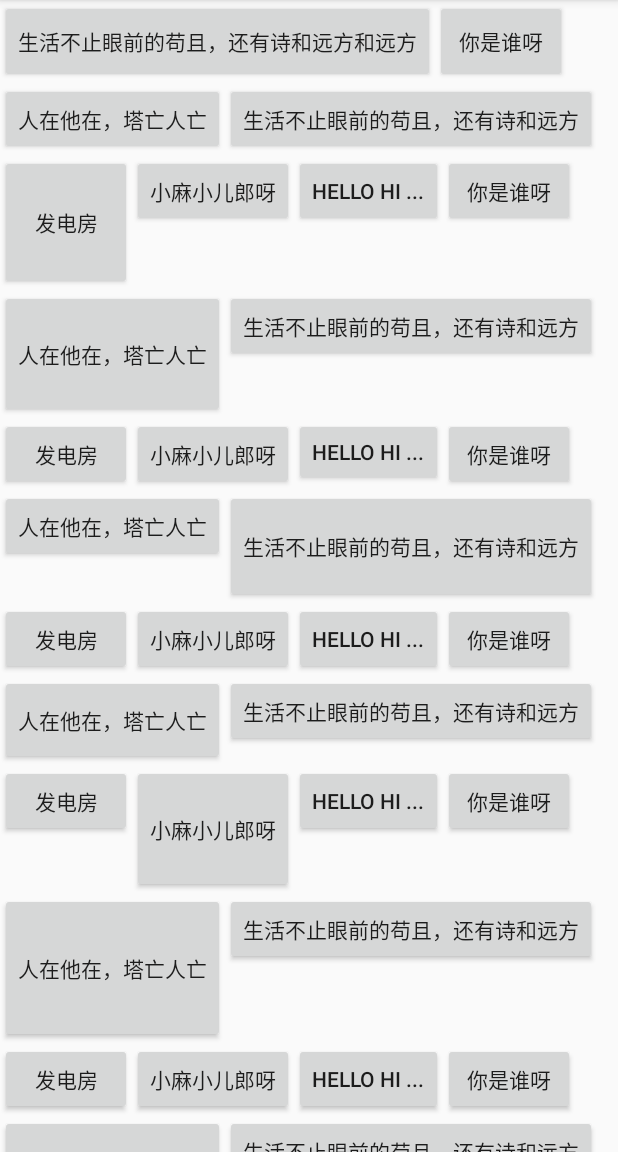
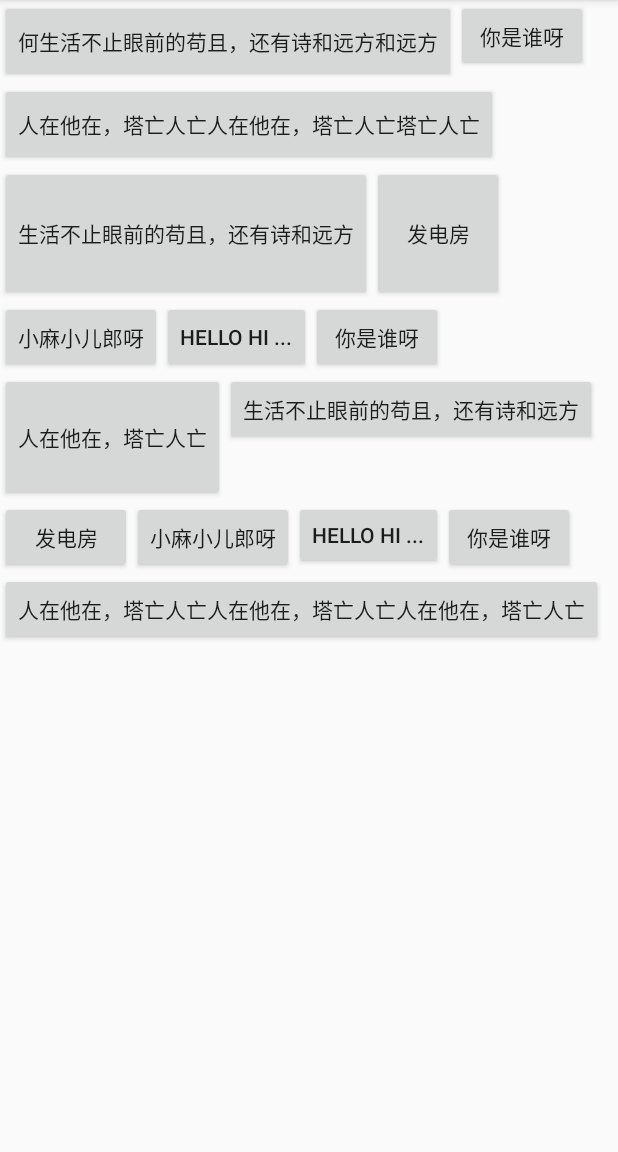
Before and after one commit to hezijie1234/FrameWorkSource_3, an Android app: the TestViewActivity2 screen opened directly, with no data from a screen before it, on a phone screen of 412 x 824 dp, the part 84-1236 px from its top. Run offline under Robolectric (Android 15) with nearby library versions, the phone set to English and light mode, and no system bars.

Commit message:
流式布局-4

```diff
--- a/customview/src/main/java/com/zijie/customview/HZJFlowLayout.java
+++ b/customview/src/main/java/com/zijie/customview/HZJFlowLayout.java
@@ -7,10 +7,12 @@ import android.util.AttributeSet;
 import android.view.View;
 import android.view.ViewGroup;
 
+import java.util.ArrayList;
 import java.util.List;
 
 /**
  * Created by hezijie on 2019/6/28.
+ *
  */
 
 public class HZJFlowLayout extends ViewGroup {
@@ -19,6 +21,8 @@ public class HZJFlowLayout extends ViewGroup {
     private List<View> lineViewList;
     //行的集合
     private List<List<View>> lines;
+
+    private List<Integer> lineLength;
 
     public HZJFlowLayout(Context context) {
         super(context);
@@ -44,16 +48,107 @@ public class HZJFlowLayout extends ViewGroup {
         int parentWidth = MeasureSpec.getSize(widthMeasureSpec);
         int heightMode = MeasureSpec.getMode(heightMeasureSpec);
         int parentHeight = MeasureSpec.getSize(heightMeasureSpec);
+        //当前的行宽
+        int currentWidth = 0;
+        //当前的行高
+        int currentHeight  = 0;
+        //用来保存子view向父布局请求的最大宽度和高度。
+        int height = 0;
+        int width = 0;
+        //每一次测量都需要更新行的数据
+        lines = new ArrayList<>();
+        lineLength = new ArrayList<>();
+        lineViewList = new ArrayList<>();
         int childCount = getChildCount();
         for (int i = 0; i < childCount; i++) {
             View childAt = getChildAt(i);
-            measureChild(childAt,widthMeasureSpec,heightMeasureSpec);
+            LayoutParams layoutParams = childAt.getLayoutParams();
+            //测量子view
+            if (layoutParams.height == LayoutParams.MATCH_PARENT){ //子view的高度参数为march_parent时，将其修改掉先按照wrap_content的高度来计算
+                int childWidthSpec = getChildMeasureSpec(widthMeasureSpec, 0, layoutParams.width);
+                int childHeightSpec = getChildMeasureSpec(heightMeasureSpec, 0, LayoutParams.WRAP_CONTENT);
+                childAt.measure(childWidthSpec,childHeightSpec);
+            }else {
+                measureChild(childAt,widthMeasureSpec,heightMeasureSpec);
+            }
 
+            //如果当前行的宽度+下一个子view的宽度大于父布局的宽度，则需要换行。
+            if (currentWidth + childAt.getMeasuredWidth() > parentWidth){
+                //在换行之前确定宽度的最大值
+                width = Math.max(width,currentWidth);
+                //换行之前确定所有行的高度和
+                height += currentHeight;
+                //在换行之前报错行的最高高度
+                lineLength.add(currentHeight);
+                //换行时保存这一行的view数据
+                lines.add(lineViewList);
+
+                //重新初始化一个容器来存储下一行
+                lineViewList = new ArrayList<>();
+                //换行了也要给下一行的容器添加这个view
+                lineViewList.add(childAt);
+                //这时需要重新初始化当前的行高和宽
+                if (layoutParams.height != LayoutParams.MATCH_PARENT){
+                    currentHeight = childAt.getMeasuredHeight();
+                }
+
+                currentWidth = childAt.getMeasuredWidth();
+            }else {//不需要换行时
+                lineViewList.add(childAt);
+                if (layoutParams.height != LayoutParams.MATCH_PARENT){
+                    currentHeight = Math.max(currentHeight,childAt.getMeasuredHeight());
+                }
+                currentWidth += childAt.getMeasuredWidth();
+            }
+            //处理最后一行数据（通过最后一个view来判断这时最后一行）
+            if (i == childCount - 1){
+                width = Math.max(width,currentWidth);
+                height += currentHeight;
+                lineLength.add(currentHeight);
+                lines.add(lineViewList);
+            }
+        }
+
+        //在这里对子view中高度为match_parent的进行重新处理（按照同一行的其他子view的最大高度来计算）
+        reMeasureChild(widthMeasureSpec,heightMeasureSpec);
+
+        //这里需要重新测量父布局的宽度和高度
+        setMeasuredDimension(widthMode == MeasureSpec.EXACTLY ? parentWidth : width,heightMode == MeasureSpec.EXACTLY ? parentHeight : height);
+    }
+
+    private void reMeasureChild(int widthMeasureSpec, int heightMeasureSpec) {
+
+        for (int i = 0; i < lines.size(); i++) {
+            List<View> views = lines.get(i);
+            for (int j = 0; j < views.size(); j++) {
+                View view = views.get(j);
+                LayoutParams layoutParams = view.getLayoutParams();
+                if (layoutParams.height == LayoutParams.MATCH_PARENT){
+                    int childWidthSpec = getChildMeasureSpec(widthMeasureSpec, 0, layoutParams.width);
+                    int childHeightSpec = getChildMeasureSpec(heightMeasureSpec, 0, lineLength.get(i));
+                    view.measure(childWidthSpec,childHeightSpec);
+                }
+            }
         }
     }
 
     @Override
     protected void onLayout(boolean changed, int l, int t, int r, int b) {
-
+        int currentX = 0;
+        int currentY = 0;
+        for (int i = 0; i < lines.size(); i++) {
+            List<View> views = lines.get(i);
+            for (int j = 0; j < views.size(); j++) {
+                View view = views.get(j);
+                int left = currentX;
+                int top = currentY;
+                int right = left + view.getMeasuredWidth();
+                int bottom = top + view.getMeasuredHeight();
+                view.layout(left,top,right,bottom);
+                currentX += view.getMeasuredWidth();
+            }
+            currentY += lineLength.get(i);
+            currentX = 0;
+        }
     }
 }
--- a/customview/src/main/res/layout/activity_flow.xml
+++ b/customview/src/main/res/layout/activity_flow.xml
@@ -1,39 +1,28 @@
 <?xml version="1.0" encoding="utf-8"?>
-<!--<ScrollView xmlns:android="http://schemas.android.com/apk/res/android"-->
-    <!--xmlns:app="http://schemas.android.com/apk/res-auto"-->
-    <!--android:layout_width="match_parent"-->
-    <!--android:layout_height="wrap_content"-->
-    <!--xmlns:tools="http://schemas.android.com/tools">-->
-<LinearLayout xmlns:android="http://schemas.android.com/apk/res/android"
-    xmlns:app="http://schemas.android.com/apk/res-auto"
-    xmlns:tools="http://schemas.android.com/tools"
+<FrameLayout xmlns:android="http://schemas.android.com/apk/res/android"
     android:layout_width="match_parent"
-    android:orientation="vertical"
-    android:layout_height="match_parent">
+    android:layout_height="match_parent"
+    android:orientation="vertical">
 
-
-    <com.zijie.customview.FlowLayout2 xmlns:android="http://schemas.android.com/apk/res/android"
-        xmlns:app="http://schemas.android.com/apk/res-auto"
-        xmlns:tools="http://schemas.android.com/tools"
+    <com.zijie.customview.HZJFlowLayout
         android:layout_width="wrap_content"
-        android:layout_height="wrap_content"
-        tools:context=".MainActivity">
+        android:layout_height="match_parent">
 
         <Button
             android:layout_width="wrap_content"
             android:layout_height="55dp"
-            android:text="生活不止眼前的苟且，还有诗和远方和远方" />
+            android:text="何生活不止眼前的苟且，还有诗和远方和远方" />
+
+        <Button
+            android:layout_width="wrap_content"
+            android:layout_height="wrap_content"
+            android:text="你是谁呀" />
 
         <Button
             android:layout_width="wrap_content"
             android:layout_height="match_parent"
-            android:text="你是谁呀" />
-
-        <Button
-            android:layout_width="wrap_content"
-            android:layout_height="wrap_content"
-            android:text="人在他在，塔亡人亡"
-            android:layout_gravity="bottom"/>
+            android:layout_gravity="bottom"
+            android:text="人在他在，塔亡人亡人在他在，塔亡人亡塔亡人亡" />
 
         <Button
             android:layout_width="wrap_content"
@@ -63,8 +52,8 @@
         <Button
             android:layout_width="wrap_content"
             android:layout_height="85dp"
-            android:text="人在他在，塔亡人亡"
-            android:layout_gravity="bottom"/>
+            android:layout_gravity="bottom"
+            android:text="人在他在，塔亡人亡" />
 
         <Button
             android:layout_width="wrap_content"
@@ -94,278 +83,278 @@
         <Button
             android:layout_width="wrap_content"
             android:layout_height="wrap_content"
-            android:text="人在他在，塔亡人亡"
-            android:layout_gravity="bottom"/>
+            android:layout_gravity="bottom"
+            android:text="人在他在，塔亡人亡人在他在，塔亡人亡人在他在，塔亡人亡" />
 
-        <Button
-            android:layout_width="wrap_content"
-            android:layout_height="75dp"
-            android:text="生活不止眼前的苟且，还有诗和远方" />
+        <!--<Button-->
+        <!--android:layout_width="wrap_content"-->
+        <!--android:layout_height="75dp"-->
+        <!--android:text="生活不止眼前的苟且，还有诗和远方" />-->
 
-        <Button
-            android:layout_width="wrap_content"
-            android:layout_height="wrap_content"
-            android:text="发电房" />
+        <!--<Button-->
+        <!--android:layout_width="wrap_content"-->
+        <!--android:layout_height="wrap_content"-->
+        <!--android:text="发电房" />-->
 
-        <Button
-            android:layout_width="wrap_content"
-            android:layout_height="wrap_content"
-            android:text="小麻小儿郎呀" />
+        <!--<Button-->
+        <!--android:layout_width="wrap_content"-->
+        <!--android:layout_height="wrap_content"-->
+        <!--android:text="小麻小儿郎呀" />-->
 
-        <Button
-            android:layout_width="wrap_content"
-            android:layout_height="wrap_content"
-            android:text="Hello hi ..." />
+        <!--<Button-->
+        <!--android:layout_width="wrap_content"-->
+        <!--android:layout_height="wrap_content"-->
+        <!--android:text="Hello hi ..." />-->
 
-        <Button
-            android:layout_width="wrap_content"
-            android:layout_height="wrap_content"
-            android:text="你是谁呀" />
+        <!--<Button-->
+        <!--android:layout_width="wrap_content"-->
+        <!--android:layout_height="wrap_content"-->
+        <!--android:text="你是谁呀" />-->
 
-        <Button
-            android:layout_width="wrap_content"
-            android:layout_height="60dp"
-            android:text="人在他在，塔亡人亡"
-            android:layout_gravity="bottom"/>
+        <!--<Button-->
+        <!--android:layout_width="wrap_content"-->
+        <!--android:layout_height="60dp"-->
+        <!--android:text="人在他在，塔亡人亡"-->
+        <!--android:layout_gravity="bottom"/>-->
 
-        <Button
-            android:layout_width="wrap_content"
-            android:layout_height="wrap_content"
-            android:text="生活不止眼前的苟且，还有诗和远方" />
+        <!--<Button-->
+        <!--android:layout_width="wrap_content"-->
+        <!--android:layout_height="wrap_content"-->
+        <!--android:text="生活不止眼前的苟且，还有诗和远方" />-->
 
-        <Button
-            android:layout_width="wrap_content"
-            android:layout_height="wrap_content"
-            android:text="发电房" />
+        <!--<Button-->
+        <!--android:layout_width="wrap_content"-->
+        <!--android:layout_height="wrap_content"-->
+        <!--android:text="发电房" />-->
 
-        <Button
-            android:layout_width="wrap_content"
-            android:layout_height="85dp"
-            android:text="小麻小儿郎呀" />
+        <!--<Button-->
+        <!--android:layout_width="wrap_content"-->
+        <!--android:layout_height="85dp"-->
+        <!--android:text="小麻小儿郎呀" />-->
 
 
-        <Button
-            android:layout_width="wrap_content"
-            android:layout_height="wrap_content"
-            android:text="Hello hi ..." />
+        <!--<Button-->
+        <!--android:layout_width="wrap_content"-->
+        <!--android:layout_height="wrap_content"-->
+        <!--android:text="Hello hi ..." />-->
 
-        <Button
-            android:layout_width="wrap_content"
-            android:layout_height="wrap_content"
-            android:text="你是谁呀" />
+        <!--<Button-->
+        <!--android:layout_width="wrap_content"-->
+        <!--android:layout_height="wrap_content"-->
+        <!--android:text="你是谁呀" />-->
 
-        <Button
-            android:layout_width="wrap_content"
-            android:layout_height="100dp"
-            android:text="人在他在，塔亡人亡"
-            android:layout_gravity="bottom"/>
+        <!--<Button-->
+        <!--android:layout_width="wrap_content"-->
+        <!--android:layout_height="100dp"-->
+        <!--android:text="人在他在，塔亡人亡"-->
+        <!--android:layout_gravity="bottom"/>-->
 
-        <Button
-            android:layout_width="wrap_content"
-            android:layout_height="wrap_content"
-            android:text="生活不止眼前的苟且，还有诗和远方" />
+        <!--<Button-->
+        <!--android:layout_width="wrap_content"-->
+        <!--android:layout_height="wrap_content"-->
+        <!--android:text="生活不止眼前的苟且，还有诗和远方" />-->
 
-        <Button
-            android:layout_width="wrap_content"
-            android:layout_height="wrap_content"
-            android:text="发电房" />
+        <!--<Button-->
+        <!--android:layout_width="wrap_content"-->
+        <!--android:layout_height="wrap_content"-->
+        <!--android:text="发电房" />-->
 
-        <Button
-            android:layout_width="wrap_content"
-            android:layout_height="wrap_content"
-            android:text="小麻小儿郎呀" />
+        <!--<Button-->
+        <!--android:layout_width="wrap_content"-->
+        <!--android:layout_height="wrap_content"-->
+        <!--android:text="小麻小儿郎呀" />-->
 
 
-        <Button
-            android:layout_width="wrap_content"
-            android:layout_height="wrap_content"
-            android:text="Hello hi ..." />
+        <!--<Button-->
+        <!--android:layout_width="wrap_content"-->
+        <!--android:layout_height="wrap_content"-->
+        <!--android:text="Hello hi ..." />-->
 
-        <Button
-            android:layout_width="wrap_content"
-            android:layout_height="wrap_content"
-            android:text="你是谁呀" />
+        <!--<Button-->
+        <!--android:layout_width="wrap_content"-->
+        <!--android:layout_height="wrap_content"-->
+        <!--android:text="你是谁呀" />-->
 
-        <Button
-            android:layout_width="wrap_content"
-            android:layout_height="85dp"
-            android:text="人在他在，塔亡人亡"
-            android:layout_gravity="bottom"/>
+        <!--<Button-->
+        <!--android:layout_width="wrap_content"-->
+        <!--android:layout_height="85dp"-->
+        <!--android:text="人在他在，塔亡人亡"-->
+        <!--android:layout_gravity="bottom"/>-->
 
-        <Button
-            android:layout_width="wrap_content"
-            android:layout_height="wrap_content"
-            android:text="生活不止眼前的苟且，还有诗和远方" />
+        <!--<Button-->
+        <!--android:layout_width="wrap_content"-->
+        <!--android:layout_height="wrap_content"-->
+        <!--android:text="生活不止眼前的苟且，还有诗和远方" />-->
 
-        <Button
-            android:layout_width="wrap_content"
-            android:layout_height="wrap_content"
-            android:text="发电房" />
+        <!--<Button-->
+        <!--android:layout_width="wrap_content"-->
+        <!--android:layout_height="wrap_content"-->
+        <!--android:text="发电房" />-->
 
-        <Button
-            android:layout_width="wrap_content"
-            android:layout_height="wrap_content"
-            android:text="小麻小儿郎呀" />
+        <!--<Button-->
+        <!--android:layout_width="wrap_content"-->
+        <!--android:layout_height="wrap_content"-->
+        <!--android:text="小麻小儿郎呀" />-->
 
 
-        <Button
-            android:layout_width="wrap_content"
-            android:layout_height="wrap_content"
-            android:text="Hello hi ..." />
+        <!--<Button-->
+        <!--android:layout_width="wrap_content"-->
+        <!--android:layout_height="wrap_content"-->
+        <!--android:text="Hello hi ..." />-->
 
-        <Button
-            android:layout_width="wrap_content"
-            android:layout_height="wrap_content"
-            android:text="你是谁呀" />
+        <!--<Button-->
+        <!--android:layout_width="wrap_content"-->
+        <!--android:layout_height="wrap_content"-->
+        <!--android:text="你是谁呀" />-->
 
-        <Button
-            android:layout_width="wrap_content"
-            android:layout_height="wrap_content"
-            android:text="人在他在，塔亡人亡"
-            android:layout_gravity="bottom"/>
+        <!--<Button-->
+        <!--android:layout_width="wrap_content"-->
+        <!--android:layout_height="wrap_content"-->
+        <!--android:text="人在他在，塔亡人亡"-->
+        <!--android:layout_gravity="bottom"/>-->
 
-        <Button
-            android:layout_width="wrap_content"
-            android:layout_height="wrap_content"
-            android:text="生活不止眼前的苟且，还有诗和远方" />
+        <!--<Button-->
+        <!--android:layout_width="wrap_content"-->
+        <!--android:layout_height="wrap_content"-->
+        <!--android:text="生活不止眼前的苟且，还有诗和远方" />-->
 
-        <Button
-            android:layout_width="wrap_content"
-            android:layout_height="85dp"
-            android:text="发电房" />
+        <!--<Button-->
+        <!--android:layout_width="wrap_content"-->
+        <!--android:layout_height="85dp"-->
+        <!--android:text="发电房" />-->
 
-        <Button
-            android:layout_width="wrap_content"
-            android:layout_height="wrap_content"
-            android:text="小麻小儿郎呀" />
+        <!--<Button-->
+        <!--android:layout_width="wrap_content"-->
+        <!--android:layout_height="wrap_content"-->
+        <!--android:text="小麻小儿郎呀" />-->
 
 
-        <Button
-            android:layout_width="wrap_content"
-            android:layout_height="wrap_content"
-            android:text="Hello hi ..." />
+        <!--<Button-->
+        <!--android:layout_width="wrap_content"-->
+        <!--android:layout_height="wrap_content"-->
+        <!--android:text="Hello hi ..." />-->
 
-        <Button
-            android:layout_width="wrap_content"
-            android:layout_height="wrap_content"
-            android:text="你是谁呀" />
+        <!--<Button-->
+        <!--android:layout_width="wrap_content"-->
+        <!--android:layout_height="wrap_content"-->
+        <!--android:text="你是谁呀" />-->
 
-        <Button
-            android:layout_width="wrap_content"
-            android:layout_height="wrap_content"
-            android:text="人在他在，塔亡人亡"
-            android:layout_gravity="bottom"/>
+        <!--<Button-->
+        <!--android:layout_width="wrap_content"-->
+        <!--android:layout_height="wrap_content"-->
+        <!--android:text="人在他在，塔亡人亡"-->
+        <!--android:layout_gravity="bottom"/>-->
 
-        <Button
-            android:layout_width="wrap_content"
-            android:layout_height="65dp"
-            android:text="生活不止眼前的苟且，还有诗和远方" />
+        <!--<Button-->
+        <!--android:layout_width="wrap_content"-->
+        <!--android:layout_height="65dp"-->
+        <!--android:text="生活不止眼前的苟且，还有诗和远方" />-->
 
-        <Button
-            android:layout_width="wrap_content"
-            android:layout_height="100dp"
-            android:text="发电房" />
+        <!--<Button-->
+        <!--android:layout_width="wrap_content"-->
+        <!--android:layout_height="100dp"-->
+        <!--android:text="发电房" />-->
 
-        <Button
-            android:layout_width="wrap_content"
-            android:layout_height="wrap_content"
-            android:text="小麻小儿郎呀" />
+        <!--<Button-->
+        <!--android:layout_width="wrap_content"-->
+        <!--android:layout_height="wrap_content"-->
+        <!--android:text="小麻小儿郎呀" />-->
 
 
-        <Button
-            android:layout_width="wrap_content"
-            android:layout_height="75dp"
-            android:text="Hello hi ..." />
+        <!--<Button-->
+        <!--android:layout_width="wrap_content"-->
+        <!--android:layout_height="75dp"-->
+        <!--android:text="Hello hi ..." />-->
 
-        <Button
-            android:layout_width="wrap_content"
-            android:layout_height="wrap_content"
-            android:text="你是谁呀" />
+        <!--<Button-->
+        <!--android:layout_width="wrap_content"-->
+        <!--android:layout_height="wrap_content"-->
+        <!--android:text="你是谁呀" />-->
 
-        <Button
-            android:layout_width="wrap_content"
-            android:layout_height="wrap_content"
-            android:text="人在他在，塔亡人亡"
-            android:layout_gravity="bottom"/>
+        <!--<Button-->
+        <!--android:layout_width="wrap_content"-->
+        <!--android:layout_height="wrap_content"-->
+        <!--android:text="人在他在，塔亡人亡"-->
+        <!--android:layout_gravity="bottom"/>-->
 
-        <Button
-            android:layout_width="wrap_content"
-            android:layout_height="wrap_content"
-            android:text="生活不止眼前的苟且，还有诗和远方" />
+        <!--<Button-->
+        <!--android:layout_width="wrap_content"-->
+        <!--android:layout_height="wrap_content"-->
+        <!--android:text="生活不止眼前的苟且，还有诗和远方" />-->
 
-        <Button
-            android:layout_width="wrap_content"
-            android:layout_height="wrap_content"
-            android:text="发电房" />
+        <!--<Button-->
+        <!--android:layout_width="wrap_content"-->
+        <!--android:layout_height="wrap_content"-->
+        <!--android:text="发电房" />-->
 
-        <Button
-            android:layout_width="wrap_content"
-            android:layout_height="80dp"
-            android:text="小麻小儿郎呀" />
+        <!--<Button-->
+        <!--android:layout_width="wrap_content"-->
+        <!--android:layout_height="80dp"-->
+        <!--android:text="小麻小儿郎呀" />-->
 
 
-        <Button
-            android:layout_width="wrap_content"
-            android:layout_height="wrap_content"
-            android:text="Hello hi ..." />
+        <!--<Button-->
+        <!--android:layout_width="wrap_content"-->
+        <!--android:layout_height="wrap_content"-->
+        <!--android:text="Hello hi ..." />-->
 
-        <Button
-            android:layout_width="wrap_content"
-            android:layout_height="wrap_content"
-            android:text="你是谁呀" />
+        <!--<Button-->
+        <!--android:layout_width="wrap_content"-->
+        <!--android:layout_height="wrap_content"-->
+        <!--android:text="你是谁呀" />-->
 
-        <Button
-            android:layout_width="wrap_content"
-            android:layout_height="wrap_content"
-            android:text="人在他在，塔亡人亡"
-            android:layout_gravity="bottom"/>
+        <!--<Button-->
+        <!--android:layout_width="wrap_content"-->
+        <!--android:layout_height="wrap_content"-->
+        <!--android:text="人在他在，塔亡人亡"-->
+        <!--android:layout_gravity="bottom"/>-->
 
-        <Button
-            android:layout_width="wrap_content"
-            android:layout_height="300dp"
-            android:text="生活不止眼前的苟且，还有诗和远方" />
+        <!--<Button-->
+        <!--android:layout_width="wrap_content"-->
+        <!--android:layout_height="300dp"-->
+        <!--android:text="生活不止眼前的苟且，还有诗和远方" />-->
 
-        <Button
-            android:layout_width="wrap_content"
-            android:layout_height="wrap_content"
-            android:text="发电房" />
+        <!--<Button-->
+        <!--android:layout_width="wrap_content"-->
+        <!--android:layout_height="wrap_content"-->
+        <!--android:text="发电房" />-->
 
-        <Button
-            android:layout_width="wrap_content"
-            android:layout_height="wrap_content"
-            android:text="小麻小儿郎呀" />
+        <!--<Button-->
+        <!--android:layout_width="wrap_content"-->
+        <!--android:layout_height="wrap_content"-->
+        <!--android:text="小麻小儿郎呀" />-->
 
-        <Button
-            android:layout_width="wrap_content"
-            android:layout_height="wrap_content"
-            android:text="Hello hi ..." />
+        <!--<Button-->
+        <!--android:layout_width="wrap_content"-->
+        <!--android:layout_height="wrap_content"-->
+        <!--android:text="Hello hi ..." />-->
 
-        <Button
-            android:layout_width="wrap_content"
-            android:layout_height="wrap_content"
-            android:text="你是谁呀" />
+        <!--<Button-->
+        <!--android:layout_width="wrap_content"-->
+        <!--android:layout_height="wrap_content"-->
+        <!--android:text="你是谁呀" />-->
 
-        <Button
-            android:layout_width="wrap_content"
-            android:layout_height="65dp"
-            android:text="人在他在，塔亡人亡"
-            android:layout_gravity="bottom"/>
+        <!--<Button-->
+        <!--android:layout_width="wrap_content"-->
+        <!--android:layout_height="65dp"-->
+        <!--android:text="人在他在，塔亡人亡"-->
+        <!--android:layout_gravity="bottom"/>-->
 
-        <Button
-            android:layout_width="wrap_content"
-            android:layout_height="wrap_content"
-            android:text="生活不止眼前的苟且，还有诗和远方1" />
+        <!--<Button-->
+        <!--android:layout_width="wrap_content"-->
+        <!--android:layout_height="wrap_content"-->
+        <!--android:text="生活不止眼前的苟且，还有诗和远方1" />-->
 
-        <Button
-            android:layout_width="wrap_content"
-            android:layout_height="250dp"
-            android:text="发电房" />
+        <!--<Button-->
+        <!--android:layout_width="wrap_content"-->
+        <!--android:layout_height="250dp"-->
+        <!--android:text="发电房" />-->
 
-        <Button
-            android:layout_width="wrap_content"
-            android:layout_height="wrap_content"
-            android:text="这是结束" />
+        <!--<Button-->
+        <!--android:layout_width="wrap_content"-->
+        <!--android:layout_height="wrap_content"-->
+        <!--android:text="这是结束" />-->
 
-    </com.zijie.customview.FlowLayout2>
-<!--</ScrollView>-->
-</LinearLayout>
+    </com.zijie.customview.HZJFlowLayout>
+    <!--</ScrollView>-->
+</FrameLayout>
```
